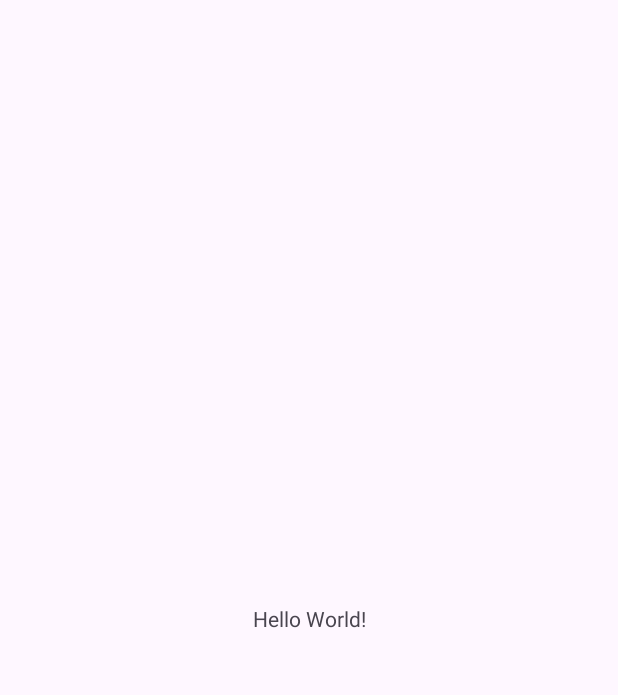
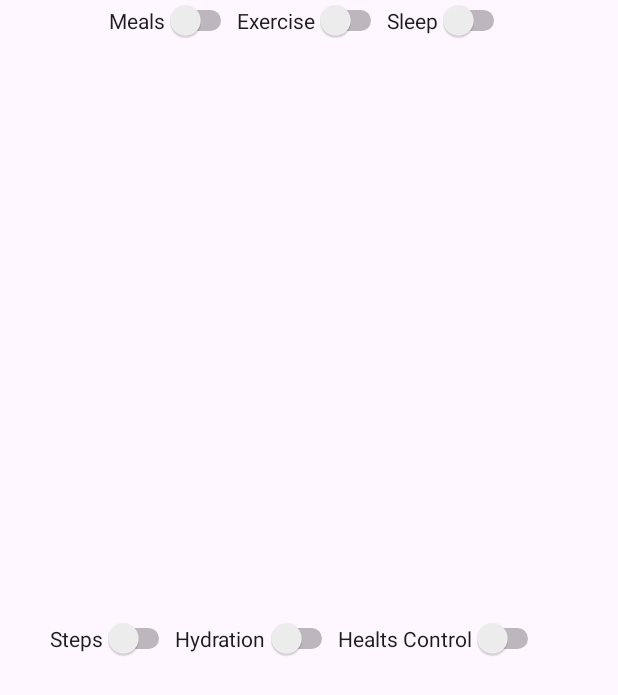
Before and after one commit to Gamzecoskkun/SwitchBoard, an Android app: the screen it shows after launch (MainActivity), on a phone screen of 412 x 824 dp. Before the commit the part shown is almost empty. Shown: the top 695 px of the screen. Run offline under Robolectric (Android 15) with nearby library versions, the phone set to English and light mode, and no system bars.

Commit message:
Add custom switch views to XML layout

```diff
--- a/app/src/main/res/layout/activity_main.xml
+++ b/app/src/main/res/layout/activity_main.xml
@@ -7,13 +7,74 @@
     android:layout_height="match_parent"
     tools:context=".MainActivity">
 
-    <TextView
+    <Switch
+        android:id="@+id/meals"
         android:layout_width="wrap_content"
         android:layout_height="wrap_content"
-        android:text="Hello World!"
+        android:text="Meals"
+        app:layout_constraintEnd_toStartOf="@+id/exercise"
+        app:layout_constraintHorizontal_bias="0.5"
+        app:layout_constraintHorizontal_chainStyle="packed"
+        app:layout_constraintStart_toStartOf="parent"
+        tools:layout_editor_absoluteY="81dp" />
+
+    <Switch
+        android:id="@+id/exercise"
+        android:layout_width="wrap_content"
+        android:layout_height="wrap_content"
+        android:text="Exercise"
+        app:layout_constraintBottom_toBottomOf="@+id/meals"
+        app:layout_constraintEnd_toStartOf="@+id/sleep"
+        app:layout_constraintHorizontal_bias="0.5"
+        app:layout_constraintStart_toEndOf="@+id/meals"
+        app:layout_constraintTop_toTopOf="@+id/meals" />
+
+    <Switch
+        android:id="@+id/sleep"
+        android:layout_width="wrap_content"
+        android:layout_height="wrap_content"
+        android:text="Sleep"
+        app:layout_constraintBottom_toBottomOf="@+id/meals"
+        app:layout_constraintEnd_toEndOf="parent"
+        app:layout_constraintHorizontal_bias="0.5"
+        app:layout_constraintStart_toEndOf="@+id/exercise"
+        app:layout_constraintTop_toTopOf="@+id/meals" />
+
+    <Switch
+        android:id="@+id/steps"
+        android:layout_width="wrap_content"
+        android:layout_height="wrap_content"
+        android:text="Steps"
+        app:layout_constraintBottom_toBottomOf="parent"
+        app:layout_constraintEnd_toStartOf="@+id/hydration"
+        app:layout_constraintHorizontal_bias="0.5"
+        app:layout_constraintHorizontal_chainStyle="packed"
+        app:layout_constraintStart_toStartOf="parent"
+        app:layout_constraintTop_toBottomOf="@+id/meals"
+        app:layout_constraintVertical_bias="0.5" />
+
+    <Switch
+        android:id="@+id/hydration"
+        android:layout_width="wrap_content"
+        android:layout_height="wrap_content"
+        android:text="Hydration"
+        app:layout_constraintBottom_toBottomOf="parent"
+        app:layout_constraintEnd_toStartOf="@+id/healthControl"
+        app:layout_constraintHorizontal_bias="0.5"
+        app:layout_constraintStart_toEndOf="@+id/steps"
+        app:layout_constraintTop_toBottomOf="@+id/exercise"
+        app:layout_constraintVertical_bias="0.5" />
+
+    <Switch
+        android:id="@+id/healthControl"
+        android:layout_width="wrap_content"
+        android:layout_height="wrap_content"
+        android:layout_marginEnd="16dp"
+        android:text="Healts Control"
         app:layout_constraintBottom_toBottomOf="parent"
         app:layout_constraintEnd_toEndOf="parent"
-        app:layout_constraintStart_toStartOf="parent"
-        app:layout_constraintTop_toTopOf="parent" />
-
+        app:layout_constraintHorizontal_bias="0.5"
+        app:layout_constraintStart_toEndOf="@+id/hydration"
+        app:layout_constraintTop_toBottomOf="@+id/sleep"
+        app:layout_constraintVertical_bias="0.5" />
 </androidx.constraintlayout.widget.ConstraintLayout>
```
